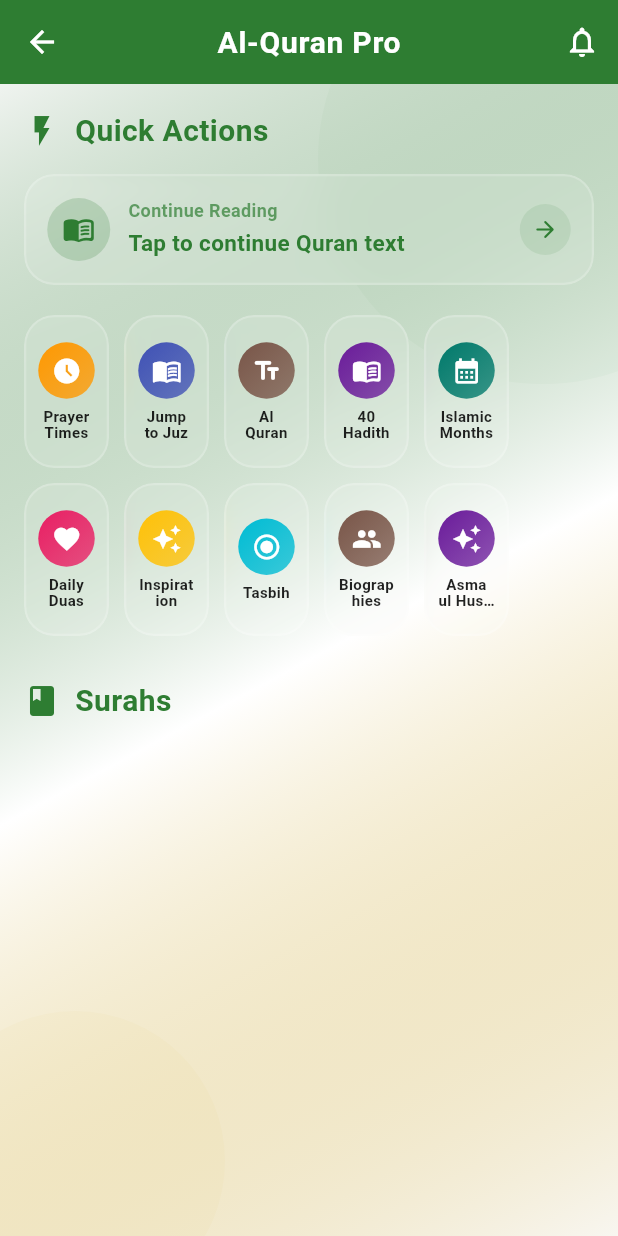
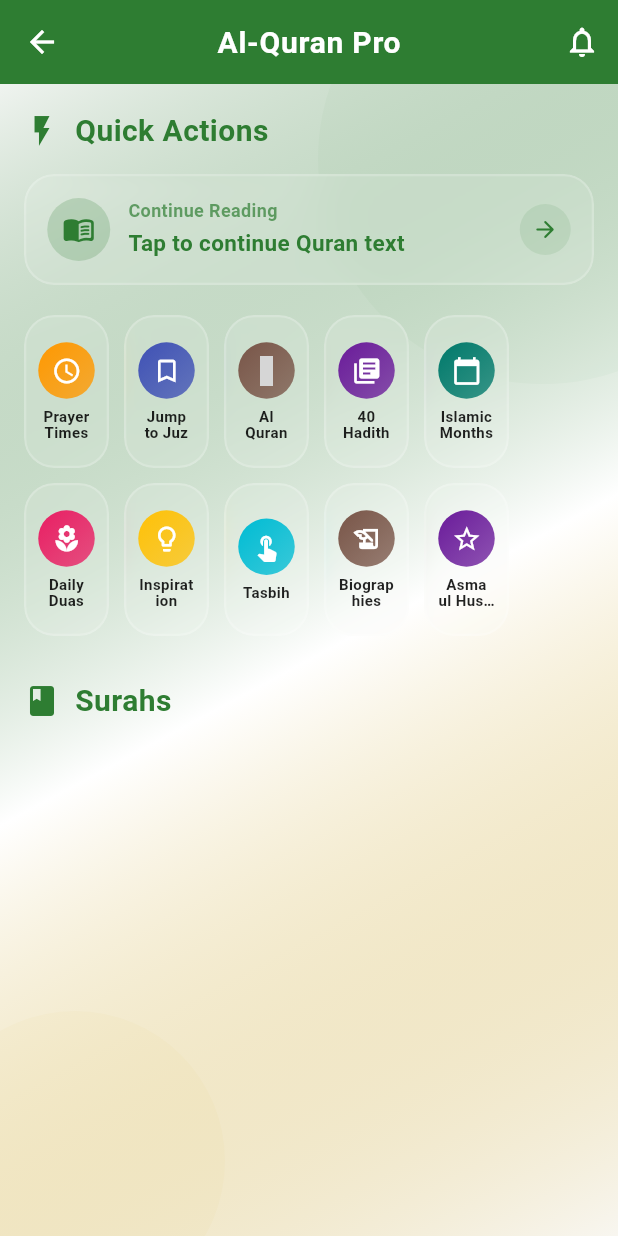
Before and after one commit to Tanvirul86/AL-Quran-Apps, a Flutter app: the DashboardScreen screen opened directly, on a phone screen of 412 x 824 dp. Run offline on Flutter 3.47's test engine with Material 3 defaults, Android fonts, the phone set to English and light mode, and no system bars; drawn by our look-alikes of flutter_animate; our stand-ins replace audio_service, dio, firebase_analytics, firebase_crashlytics, fl_chart, flutter_colorpicker and 10 more; accounts and stored records are empty; statements that could not run were skipped; grey boxes are pictures that could not be loaded.

Commit message:
Update dashboard icons to world-class, top-notch alternatives for all 10 quick actions

```diff
--- a/lib/screens/dashboard_screen.dart
+++ b/lib/screens/dashboard_screen.dart
@@ -150,7 +150,7 @@
                             ),
                             children: [
                               _buildQuickActionButton(context, 'Prayer Times',
-                                  Icons.access_time_filled, Colors.orange, () {
+                                  Icons.schedule, Colors.orange, () {
                                 HapticFeedback.lightImpact();
                                 Navigator.push(
                                     context,
@@ -160,7 +160,7 @@
                               }),
 
                               _buildQuickActionButton(context, 'Daily Duas',
-                                  Icons.favorite, Colors.pink, () {
+                                  Icons.local_florist, Colors.pink, () {
                                 HapticFeedback.lightImpact();
                                 Navigator.push(
                                     context,
@@ -169,7 +169,7 @@
                                             const DuaCategoriesScreen()));
                               }),
                               _buildQuickActionButton(context, 'Jump to Juz',
-                                  Icons.menu_book, Colors.indigo, () {
+                                  Icons.bookmark_outline, Colors.indigo, () {
                                 HapticFeedback.lightImpact();
                                 Navigator.push(
                                     context,
@@ -178,12 +178,12 @@
                                             const JuzNavigationScreen()));
                               }),
                               _buildQuickActionButton(context, 'Inspiration',
-                                  Icons.auto_awesome, Colors.amber, () {
+                                  Icons.lightbulb_outline, Colors.amber, () {
                                 HapticFeedback.lightImpact();
                                 _showDailyInspirationDialog(context);
                               }),
                               _buildQuickActionButton(context, 'Al Quran',
-                                  Icons.text_fields_rounded, Colors.brown, () {
+                                  Icons.import_books, Colors.brown, () {
                                 HapticFeedback.lightImpact();
                                 Navigator.push(
                                   context,
@@ -195,7 +195,7 @@
                                 );
                               }),
                               _buildQuickActionButton(context, 'Tasbih',
-                                  Icons.radio_button_checked, Colors.cyan, () {
+                                  Icons.touch_app, Colors.cyan, () {
                                 HapticFeedback.lightImpact();
                                 Navigator.push(
                                     context,
@@ -205,7 +205,7 @@
                               _buildQuickActionButton(
                                   context,
                                   '40 Hadith',
-                                  Icons.menu_book_rounded,
+                                  Icons.library_books,
                                   const Color(0xFF6A1B9A), () {
                                 HapticFeedback.lightImpact();
                                 Navigator.push(
@@ -215,7 +215,7 @@
                                             const FortyHadithScreen()));
                               }),
                               _buildQuickActionButton(context, 'Biographies',
-                                  Icons.people, const Color(0xFF795548), () {
+                                  Icons.history_edu, const Color(0xFF795548), () {
                                 HapticFeedback.lightImpact();
                                 Navigator.push(
                                     context,
@@ -226,7 +226,7 @@
                               _buildQuickActionButton(
                                   context,
                                   'Islamic Months',
-                                  Icons.calendar_month,
+                                  Icons.calendar_today,
                                   const Color(0xFF00796B), () {
                                 HapticFeedback.lightImpact();
                                 Navigator.push(
@@ -239,7 +239,7 @@
                               _buildQuickActionButton(
                                   context,
                                   'Asma ul Husna',
-                                  Icons.auto_awesome,
+                                  Icons.star_outline,
                                   const Color(0xFF6A1B9A), () {
                                 HapticFeedback.lightImpact();
                                 Navigator.push(
```
